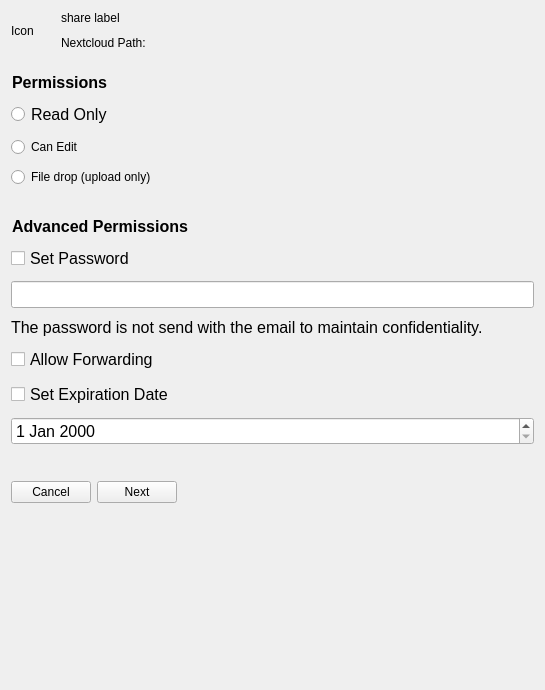
nextmcloud/desktop, file src/gui/shareusergrouppermissionwidget.ui: the form before one commit.
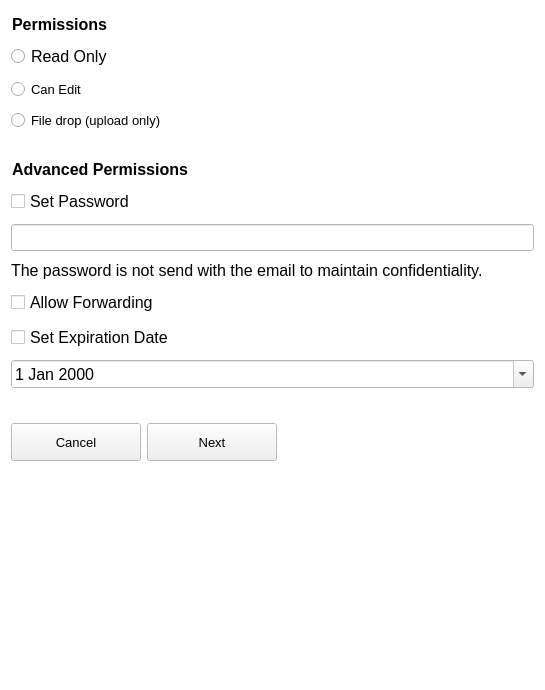
The form after the commit.

Patch:
```diff
--- a/src/gui/shareusergrouppermissionwidget.ui
+++ b/src/gui/shareusergrouppermissionwidget.ui
@@ -11,13 +11,92 @@
    </rect>
   </property>
   <property name="sizePolicy">
-   <sizepolicy hsizetype="MinimumExpanding" vsizetype="Fixed">
+   <sizepolicy hsizetype="Preferred" vsizetype="Preferred">
     <horstretch>0</horstretch>
     <verstretch>0</verstretch>
    </sizepolicy>
   </property>
+  <property name="palette">
+   <palette>
+    <active>
+     <colorrole role="Base">
+      <brush brushstyle="SolidPattern">
+       <color alpha="255">
+        <red>255</red>
+        <green>255</green>
+        <blue>255</blue>
+       </color>
+      </brush>
+     </colorrole>
+     <colorrole role="Window">
+      <brush brushstyle="SolidPattern">
+       <color alpha="255">
+        <red>255</red>
+        <green>255</green>
+        <blue>255</blue>
+       </color>
+      </brush>
+     </colorrole>
+    </active>
+    <inactive>
+     <colorrole role="Base">
+      <brush brushstyle="SolidPattern">
+       <color alpha="255">
+        <red>255</red>
+        <green>255</green>
+        <blue>255</blue>
+       </color>
+      </brush>
+     </colorrole>
+     <colorrole role="Window">
+      <brush brushstyle="SolidPattern">
+       <color alpha="255">
+        <red>255</red>
+        <green>255</green>
+        <blue>255</blue>
+       </color>
+      </brush>
+     </colorrole>
+    </inactive>
+    <disabled>
+     <colorrole role="Base">
+      <brush brushstyle="SolidPattern">
+       <color alpha="255">
+        <red>255</red>
+        <green>255</green>
+        <blue>255</blue>
+       </color>
+      </brush>
+     </colorrole>
+     <colorrole role="Window">
+      <brush brushstyle="SolidPattern">
+       <color alpha="255">
+        <red>255</red>
+        <green>255</green>
+        <blue>255</blue>
+       </color>
+      </brush>
+     </colorrole>
+    </disabled>
+   </palette>
+  </property>
+  <property name="font">
+   <font>
+    <family>Segoe UI</family>
+    <pointsize>10</pointsize>
+   </font>
+  </property>
   <layout class="QGridLayout" name="gridLayout_2">
-   <item row="8" column="0">
+   <property name="topMargin">
+    <number>5</number>
+   </property>
+   <property name="bottomMargin">
+    <number>5</number>
+   </property>
+   <property name="spacing">
+    <number>5</number>
+   </property>
+   <item row="7" column="0">
     <spacer name="verticalSpacer_5">
      <property name="orientation">
       <enum>Qt::Vertical</enum>
@@ -25,12 +104,12 @@
      <property name="sizeHint" stdset="0">
       <size>
        <width>20</width>
-       <height>40</height>
+       <height>30</height>
       </size>
      </property>
     </spacer>
    </item>
-   <item row="1" column="0">
+   <item row="0" column="0">
     <spacer name="verticalSpacer_4">
      <property name="orientation">
       <enum>Qt::Vertical</enum>
@@ -41,12 +120,12 @@
      <property name="sizeHint" stdset="0">
       <size>
        <width>20</width>
-       <height>16</height>
+       <height>10</height>
       </size>
      </property>
     </spacer>
    </item>
-   <item row="3" column="0">
+   <item row="2" column="0">
     <spacer name="verticalSpacer_3">
      <property name="orientation">
       <enum>Qt::Vertical</enum>
@@ -62,104 +141,7 @@
      </property>
     </spacer>
    </item>
-   <item row="0" column="0">
-    <layout class="QGridLayout" name="gridLayout" rowstretch="0,0" columnstretch="0,0">
-     <property name="leftMargin">
-      <number>0</number>
-     </property>
-     <property name="topMargin">
-      <number>0</number>
-     </property>
-     <property name="rightMargin">
-      <number>0</number>
-     </property>
-     <property name="spacing">
-      <number>10</number>
-     </property>
-     <item row="0" column="1">
-      <widget class="QLabel" name="label_name">
-       <property name="sizePolicy">
-        <sizepolicy hsizetype="Minimum" vsizetype="Maximum">
-         <horstretch>0</horstretch>
-         <verstretch>0</verstretch>
-        </sizepolicy>
-       </property>
-       <property name="minimumSize">
-        <size>
-         <width>315</width>
-         <height>0</height>
-        </size>
-       </property>
-       <property name="text">
-        <string>share label</string>
-       </property>
-       <property name="textFormat">
-        <enum>Qt::PlainText</enum>
-       </property>
-       <property name="wordWrap">
-        <bool>true</bool>
-       </property>
-      </widget>
-     </item>
-     <item row="1" column="1">
-      <widget class="QLabel" name="label_sharePath">
-       <property name="sizePolicy">
-        <sizepolicy hsizetype="Minimum" vsizetype="Maximum">
-         <horstretch>0</horstretch>
-         <verstretch>0</verstretch>
-        </sizepolicy>
-       </property>
-       <property name="minimumSize">
-        <size>
-         <width>315</width>
-         <height>0</height>
-        </size>
-       </property>
-       <property name="font">
-        <font>
-         <weight>50</weight>
-         <bold>false</bold>
-        </font>
-       </property>
-       <property name="text">
-        <string>Nextcloud Path:</string>
-       </property>
-       <property name="textFormat">
-        <enum>Qt::PlainText</enum>
-       </property>
-       <property name="wordWrap">
-        <bool>true</bool>
-       </property>
-      </widget>
-     </item>
-     <item row="0" column="0" rowspan="2">
-      <widget class="QLabel" name="label_icon">
-       <property name="sizePolicy">
-        <sizepolicy hsizetype="Maximum" vsizetype="Maximum">
-         <horstretch>0</horstretch>
-         <verstretch>0</verstretch>
-        </sizepolicy>
-       </property>
-       <property name="minimumSize">
-        <size>
-         <width>40</width>
-         <height>40</height>
-        </size>
-       </property>
-       <property name="maximumSize">
-        <size>
-         <width>16777215</width>
-         <height>16777215</height>
-        </size>
-       </property>
-       <property name="text">
-        <string>Icon</string>
-       </property>
-      </widget>
-     </item>
-    </layout>
-   </item>
-   <item row="5" column="0">
+   <item row="4" column="0">
     <layout class="QVBoxLayout" name="verticalLayout_2">
      <property name="spacing">
       <number>10</number>
@@ -267,14 +249,29 @@
          <pointsize>12</pointsize>
         </font>
        </property>
+       <property name="calendarPopup">
+        <bool>true</bool>
+       </property>
       </widget>
      </item>
     </layout>
    </item>
-   <item row="7" column="0">
+   <item row="6" column="0">
     <layout class="QHBoxLayout" name="horizontalLayout">
      <item>
-      <widget class="QPushButton" name="pushButton">
+      <widget class="QPushButton" name="cancelButton">
+       <property name="sizePolicy">
+        <sizepolicy hsizetype="Fixed" vsizetype="Fixed">
+         <horstretch>0</horstretch>
+         <verstretch>0</verstretch>
+        </sizepolicy>
+       </property>
+       <property name="minimumSize">
+        <size>
+         <width>130</width>
+         <height>38</height>
+        </size>
+       </property>
        <property name="text">
         <string>Cancel</string>
        </property>
@@ -282,6 +279,18 @@
      </item>
      <item>
       <widget class="QPushButton" name="nextButton">
+       <property name="sizePolicy">
+        <sizepolicy hsizetype="Fixed" vsizetype="Fixed">
+         <horstretch>0</horstretch>
+         <verstretch>0</verstretch>
+        </sizepolicy>
+       </property>
+       <property name="minimumSize">
+        <size>
+         <width>130</width>
+         <height>38</height>
+        </size>
+       </property>
        <property name="text">
         <string>Next</string>
        </property>
@@ -302,7 +311,7 @@
      </item>
     </layout>
    </item>
-   <item row="2" column="0">
+   <item row="1" column="0">
     <layout class="QVBoxLayout" name="verticalLayout">
      <property name="spacing">
       <number>10</number>
@@ -346,6 +355,70 @@
      </item>
      <item>
       <widget class="QRadioButton" name="readOnlyRadioButton">
+       <property name="palette">
+        <palette>
+         <active>
+          <colorrole role="Highlight">
+           <brush brushstyle="SolidPattern">
+            <color alpha="255">
+             <red>226</red>
+             <green>0</green>
+             <blue>116</blue>
+            </color>
+           </brush>
+          </colorrole>
+          <colorrole role="HighlightedText">
+           <brush brushstyle="SolidPattern">
+            <color alpha="255">
+             <red>226</red>
+             <green>0</green>
+             <blue>116</blue>
+            </color>
+           </brush>
+          </colorrole>
+         </active>
+         <inactive>
+          <colorrole role="Highlight">
+           <brush brushstyle="SolidPattern">
+            <color alpha="255">
+             <red>226</red>
+             <green>0</green>
+             <blue>116</blue>
+            </color>
+           </brush>
+          </colorrole>
+          <colorrole role="HighlightedText">
+           <brush brushstyle="SolidPattern">
+            <color alpha="255">
+             <red>226</red>
+             <green>0</green>
+             <blue>116</blue>
+            </color>
+           </brush>
+          </colorrole>
+         </inactive>
+         <disabled>
+          <colorrole role="Highlight">
+           <brush brushstyle="SolidPattern">
+            <color alpha="255">
+             <red>0</red>
+             <green>120</green>
+             <blue>215</blue>
+            </color>
+           </brush>
+          </colorrole>
+          <colorrole role="HighlightedText">
+           <brush brushstyle="SolidPattern">
+            <color alpha="255">
+             <red>226</red>
+             <green>0</green>
+             <blue>116</blue>
+            </color>
+           </brush>
+          </colorrole>
+         </disabled>
+        </palette>
+       </property>
        <property name="font">
         <font>
          <family>Segoe UI</family>
@@ -356,7 +429,8 @@
         </font>
        </property>
        <property name="styleSheet">
-        <string notr="true">font: 12pt &quot;Segoe UI&quot;;</string>
+        <string notr="true">font: 12pt &quot;Segoe UI&quot; ;
+selection-color: #e20074;</string>
        </property>
        <property name="text">
         <string>Read Only</string>
@@ -388,23 +462,7 @@
      </item>
     </layout>
    </item>
-   <item row="6" column="0">
-    <spacer name="verticalSpacer">
-     <property name="orientation">
-      <enum>Qt::Vertical</enum>
-     </property>
-     <property name="sizeType">
-      <enum>QSizePolicy::Fixed</enum>
-     </property>
-     <property name="sizeHint" stdset="0">
-      <size>
-       <width>20</width>
-       <height>30</height>
-      </size>
-     </property>
-    </spacer>
-   </item>
-   <item row="4" column="0">
+   <item row="3" column="0">
     <spacer name="verticalSpacer_2">
      <property name="orientation">
       <enum>Qt::Vertical</enum>
@@ -420,6 +478,22 @@
      </property>
     </spacer>
    </item>
+   <item row="5" column="0">
+    <spacer name="verticalSpacer">
+     <property name="orientation">
+      <enum>Qt::Vertical</enum>
+     </property>
+     <property name="sizeType">
+      <enum>QSizePolicy::Fixed</enum>
+     </property>
+     <property name="sizeHint" stdset="0">
+      <size>
+       <width>20</width>
+       <height>30</height>
+      </size>
+     </property>
+    </spacer>
+   </item>
   </layout>
  </widget>
  <layoutdefault spacing="6" margin="11"/>
```
